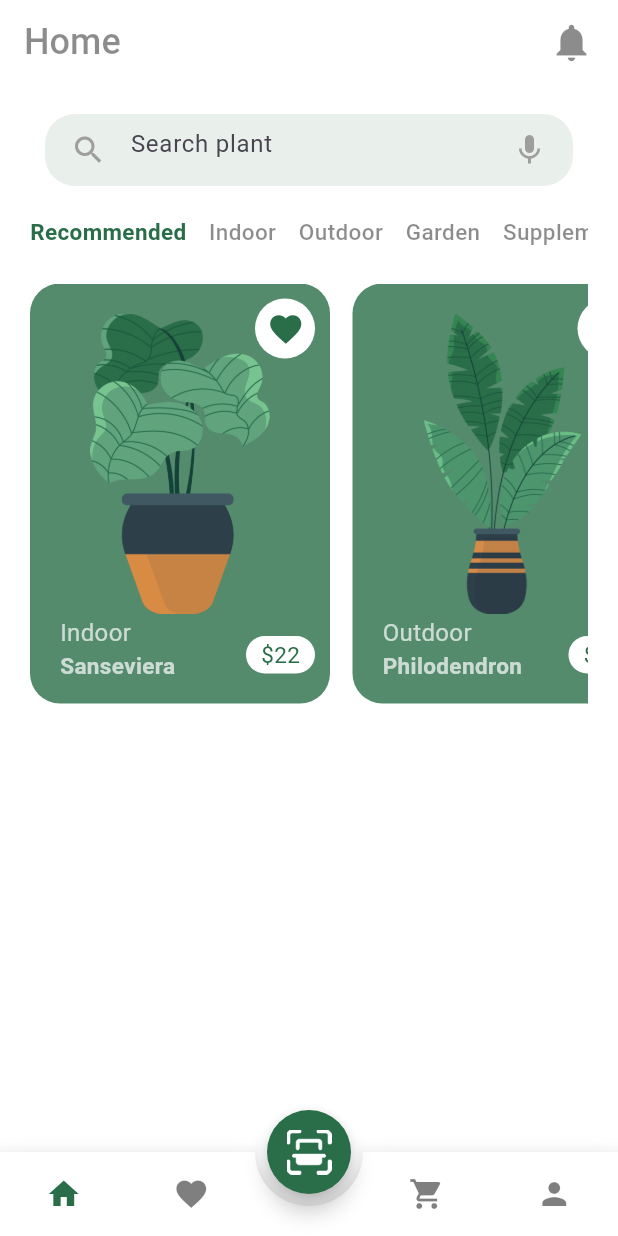
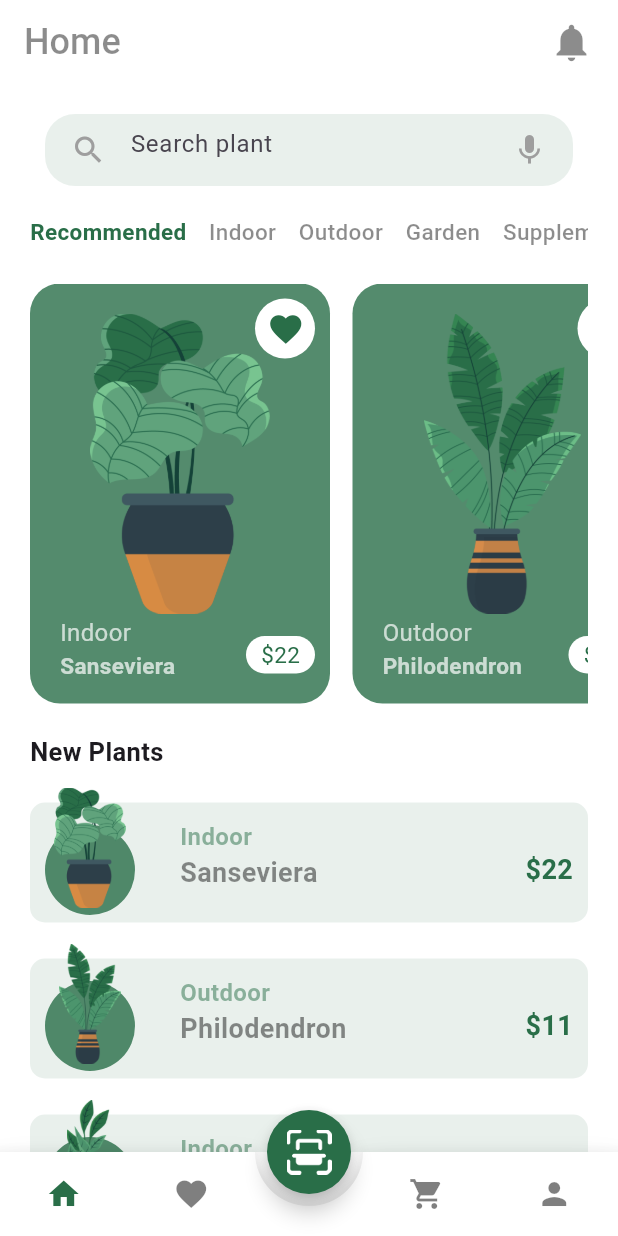
Before and after one commit to Jahid01234/Plants_App, a Flutter app: the screen it shows after launch, on a phone screen of 412 x 824 dp. Run offline on Flutter 3.47's test engine with Material 3 defaults, Android fonts, the light colour scheme and no system bars; drawn by our look-alikes of animated_bottom_navigation_bar; our stand-ins replace page_transition.

Commit message:
- new plant card screen

```diff
--- a/lib/models/plants_model.dart
+++ b/lib/models/plants_model.dart
@@ -1,5 +1,6 @@
 
 class PlantsModel {
+
   final int plantId;
   final int price;
   final String size;
--- a/lib/ui/screens/home_screen.dart
+++ b/lib/ui/screens/home_screen.dart
@@ -1,5 +1,6 @@
 import 'package:flutter/material.dart';
 import 'package:plants_app/resources/colors/app_colors.dart';
+import 'package:plants_app/ui/widgets/new_plant_card.dart';
 import 'package:plants_app/ui/widgets/plant_card.dart';
 
 class HomeScreen extends StatefulWidget {
@@ -13,6 +14,7 @@ class _HomeScreenState extends State<HomeScreen> {
 
   final TextEditingController searchController = TextEditingController();
   int _selectedIndex = 0;
+
 
   //Plants category
   final List<String> _plantTypes = const [
@@ -33,6 +35,7 @@ class _HomeScreenState extends State<HomeScreen> {
         child: Padding(
           padding: const EdgeInsets.all(20.0),
           child: Column(
+            crossAxisAlignment: CrossAxisAlignment.start,
             children: [
 
               // 1st search Box......section
@@ -93,6 +96,17 @@ class _HomeScreenState extends State<HomeScreen> {
               const SizedBox(height: 20),
               // 3rd plants card ....
               const PlantCard(),
+              const SizedBox(height: 20),
+              const Text(
+                "New Plants",
+                style: TextStyle(
+                   fontSize: 17,
+                   fontWeight: FontWeight.bold,
+                ),
+              ),
+              const SizedBox(height: 10),
+              // 4th New plants card ....
+              const NewPlantCard(),
 
             ],
           ),
--- /dev/null
+++ b/lib/ui/widgets/new_plant_card.dart
@@ -0,0 +1,103 @@
+import 'package:flutter/material.dart';
+import 'package:plants_app/models/plants_model.dart';
+import 'package:plants_app/resources/colors/app_colors.dart';
+
+class NewPlantCard extends StatefulWidget {
+  const NewPlantCard({super.key});
+
+  @override
+  State<NewPlantCard> createState() => _NewPlantCardState();
+}
+
+class _NewPlantCardState extends State<NewPlantCard> {
+  final List<PlantsModel>  _plantList = PlantsModel.plantList;
+  @override
+  Widget build(BuildContext context) {
+    return SizedBox(
+      height: 500,
+      child: ListView.builder(
+        scrollDirection: Axis.vertical,
+        shrinkWrap: true,
+        itemCount: _plantList.length,
+        itemBuilder: (context, index){
+          return Container(
+            height: 80,
+            padding: const EdgeInsets.only(left: 10,top: 10,right: 10),
+            margin: const EdgeInsets.symmetric(vertical: 12),
+            decoration: BoxDecoration(
+              color: AppColors.primaryColor.withOpacity(0.1),
+              borderRadius: BorderRadius.circular(10),
+            ),
+            child: Row(
+              mainAxisAlignment: MainAxisAlignment.spaceBetween,
+              children: [
+                // 1st row part
+                Stack(
+                  clipBehavior: Clip.none,
+                  children: [
+                    // 1st stack section(Show image )
+                    Container(
+                      width: 60.0,
+                      height: 60.0,
+                      decoration: BoxDecoration(
+                        color: AppColors.primaryColor.withOpacity(.8),
+                        shape: BoxShape.circle,
+                      ),
+                    ),
+                    Positioned(
+                      right: 0 ,
+                      left: 0 ,
+                      bottom: 5 ,
+                      child: SizedBox(
+                        height: 80,
+                        child: Image.asset(_plantList[index].imageURL),
+                      ),
+                    ),
+
+                    // 2nd category and name section
+                    Positioned(
+                      left: 90,
+                      bottom: 15,
+                      child: Column(
+                        crossAxisAlignment: CrossAxisAlignment.start,
+                        children: [
+                          Text(_plantList[index].category,
+                            style:  TextStyle(
+                              fontWeight: FontWeight.bold,
+                              fontSize: 16,
+                              color: AppColors.primaryColor.withOpacity(0.5),
+                            ),
+                          ),
+                          Text(_plantList[index].plantName,
+                            style: const TextStyle(
+                              fontWeight: FontWeight.bold,
+                              fontSize: 18,
+                              color: AppColors.blackColor,
+                            ),
+                          ),
+                        ],
+                      ),
+                    ),
+                  ],
+                ),
+
+                // 2nd row part
+                // 3rd price section
+                SizedBox(
+                  child: Text(
+                    r'$' + _plantList[index].price.toString(),
+                    style: const TextStyle(
+                      fontWeight: FontWeight.bold,
+                      fontSize: 18.0,
+                      color: AppColors.primaryColor,
+                    ),
+                  ),
+                ),
+              ],
+            ),
+          );
+        },
+      ),
+    );
+  }
+}
```
